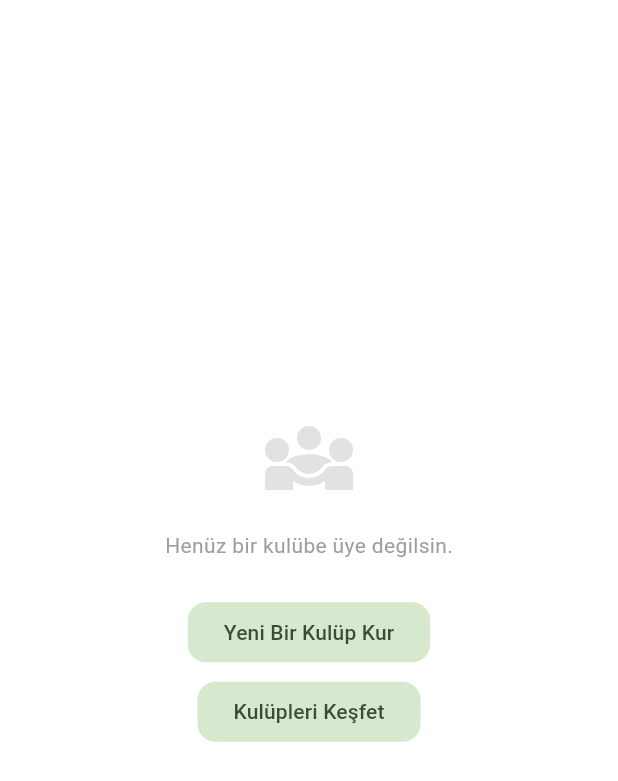
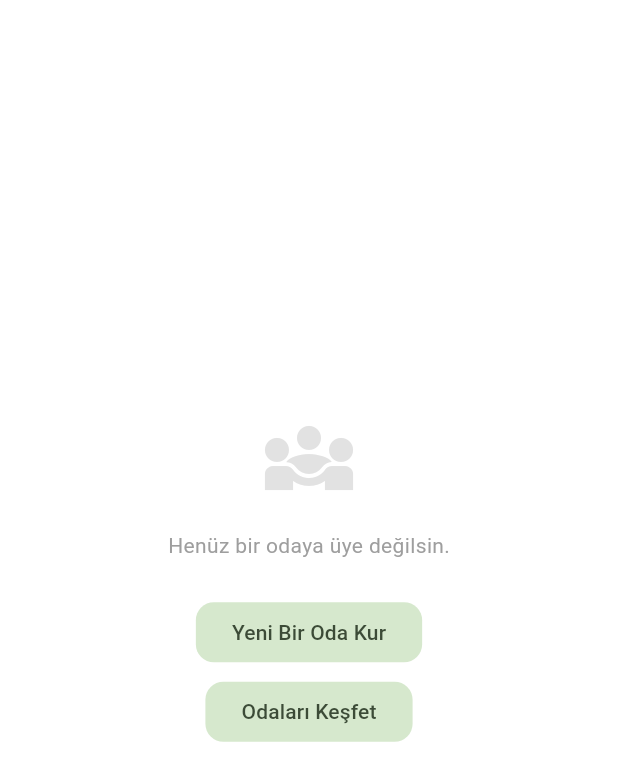
Before and after one commit to cinaratac/moviematch, a Flutter app: the JoinedClubsList widget shown alone on an empty page, opened directly with empty values, on a phone screen of 412 x 824 dp. Shown: the top 781 px of the screen. Run offline on Flutter 3.47's test engine with Material 3 defaults, Android fonts, the phone set to English and light mode, and no system bars; our stand-ins replace app_links, cached_network_image, cloud_firestore, cloud_functions, connectivity_plus, firebase_auth and 14 more; missing offline and left inert: firebase_app_check, flutter_cached_pdfview; accounts and stored records are empty; network calls fail.

Commit message:
profil kısmı ve kulüpler düzeltildi

```diff
--- a/lib/screens/messagesscreen.dart
+++ b/lib/screens/messagesscreen.dart
@@ -86,7 +86,7 @@ class _MessagesPageState extends State<MessagesPage>
             overlayColor: WidgetStateProperty.all(Colors.transparent),
             tabs: const [
               Tab(text: 'Sohbetler'),
-              Tab(text: 'Kulüplerim'),
+              Tab(text: 'Odalar'),
             ],
           ),
         ),
@@ -1053,7 +1053,7 @@ class _EmptyMessagesInteractiveState extends State<_EmptyMessagesInteractive> {
   }
 }
 
-// --- KULÜPLER SEKMESİ ---
+// --- Odalar SEKMESİ ---
 class JoinedClubsList extends StatefulWidget {
   final String uid;
 
@@ -1117,7 +1117,7 @@ class _JoinedClubsListState extends State<JoinedClubsList>
                   ),
                   const SizedBox(height: 16),
                   const Text(
-                    "Henüz bir kulübe üye değilsin.",
+                    "Henüz bir odaya üye değilsin.",
                     style: TextStyle(color: Colors.grey),
                   ),
                   const SizedBox(height: 24),
@@ -1130,7 +1130,7 @@ class _JoinedClubsListState extends State<JoinedClubsList>
                         ),
                       );
                     },
-                    child: const Text("Yeni Bir Kulüp Kur"),
+                    child: const Text("Yeni Bir Oda Kur"),
                   ),
                   const SizedBox(height: 5),
                   FilledButton.tonal(
@@ -1140,7 +1140,7 @@ class _JoinedClubsListState extends State<JoinedClubsList>
                         MaterialPageRoute(builder: (_) => const ClubsScreen()),
                       );
                     },
-                    child: const Text("Kulüpleri Keşfet"),
+                    child: const Text("Odaları Keşfet"),
                   ),
                 ],
               ),
--- a/lib/shell.dart
+++ b/lib/shell.dart
@@ -263,7 +263,7 @@ class _HomeShellState extends State<HomeShell> {
               const NavigationDestination(
                 icon: Icon(Icons.person_search_outlined),
                 selectedIcon: Icon(Icons.person_search),
-                label: 'Cinephiles',
+                label: 'Cinematchs',
               ),
               NavigationDestination(
                 icon: _MessagesIcon(),
--- a/lib/widgets/profile_overview_components.dart
+++ b/lib/widgets/profile_overview_components.dart
@@ -165,9 +165,10 @@ class ProfileStat extends StatelessWidget {
       onTap: onTap,
       borderRadius: BorderRadius.circular(8),
       child: Padding(
-        padding: const EdgeInsets.symmetric(horizontal: 10, vertical: 4),
+        padding: const EdgeInsets.only(right: 18, top: 4, bottom: 4),
         child: Column(
           mainAxisSize: MainAxisSize.min,
+          crossAxisAlignment: CrossAxisAlignment.start,
           children: [
             Text(
               _compactCount(value),
```
Also changed, not shown: lib/screens/match_screen.dart (+1 -9 lines), lib/screens/profilescreen.dart (+10 -12 lines), lib/screens/public_profile_screen.dart (+3 -6 lines).
